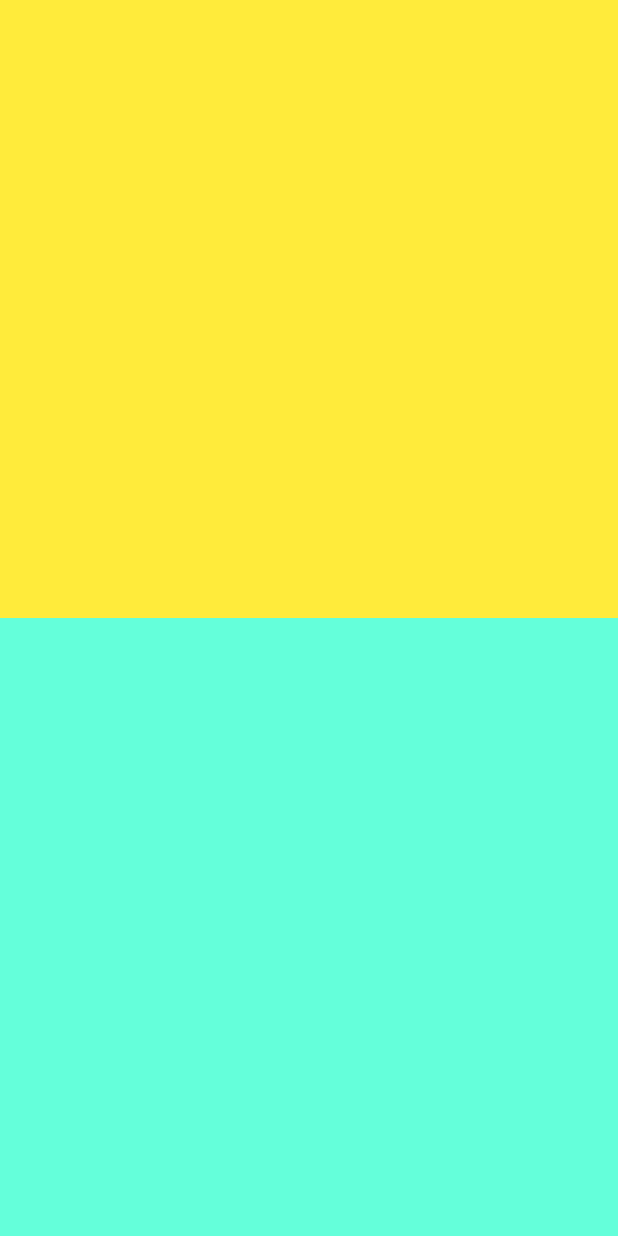
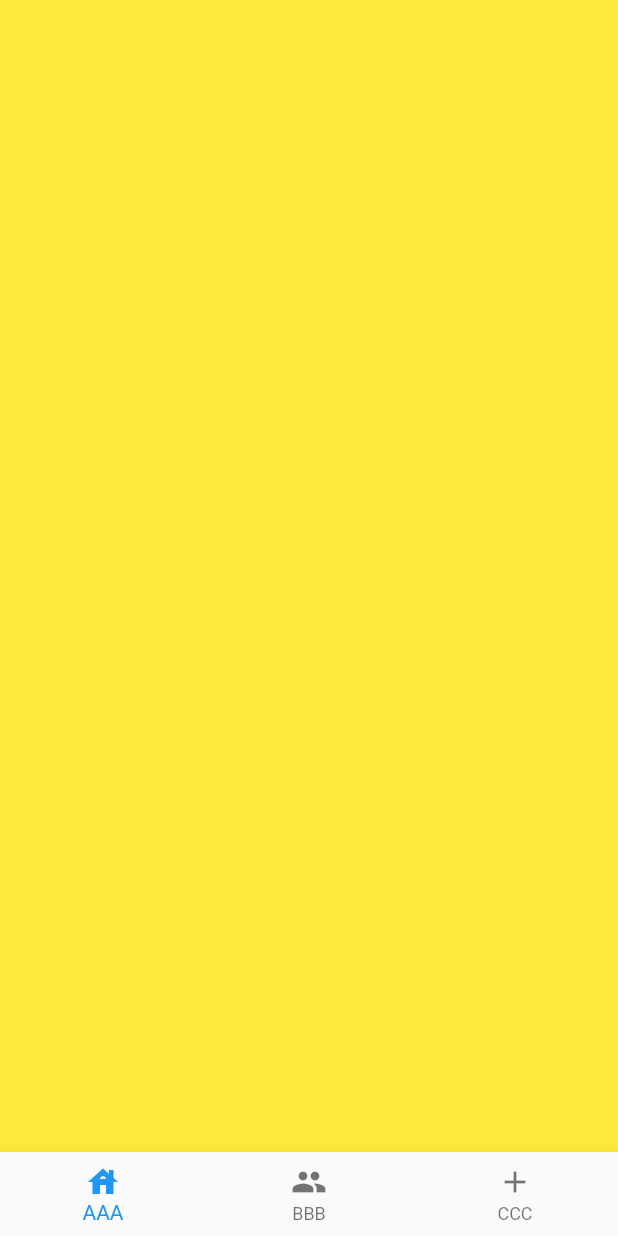
Before and after one commit to juziml/practice_flutter, a Flutter app: the screen it shows after launch, on a phone screen of 412 x 824 dp. Run offline on Flutter 3.47's test engine with Material 2 defaults, Android fonts, the phone set to English and light mode, and no system bars.

Commit message:
添加导航栏

```diff
--- a/wanandroid_app/lib/routes/home_page.dart
+++ b/wanandroid_app/lib/routes/home_page.dart
@@ -26,9 +26,22 @@ class _HomeState extends State<HomePage>{
             color: Colors.yellow,
         )),
         Expanded(
-            flex: 1,
-            child: Container(
-              color: Colors.tealAccent,
+            flex: 0,
+            child: BottomNavigationBar(
+              items: const [
+                BottomNavigationBarItem(
+                  icon:Icon(Icons.house),
+                    label: "AAA"
+                ),
+                BottomNavigationBarItem(
+                  icon:Icon(Icons.people),
+                    label: "BBB"
+                ),
+                BottomNavigationBarItem(
+                    icon:Icon(Icons.add),
+                    label: "CCC"
+                ),
+              ],
             ))
       ],
       ),
```
